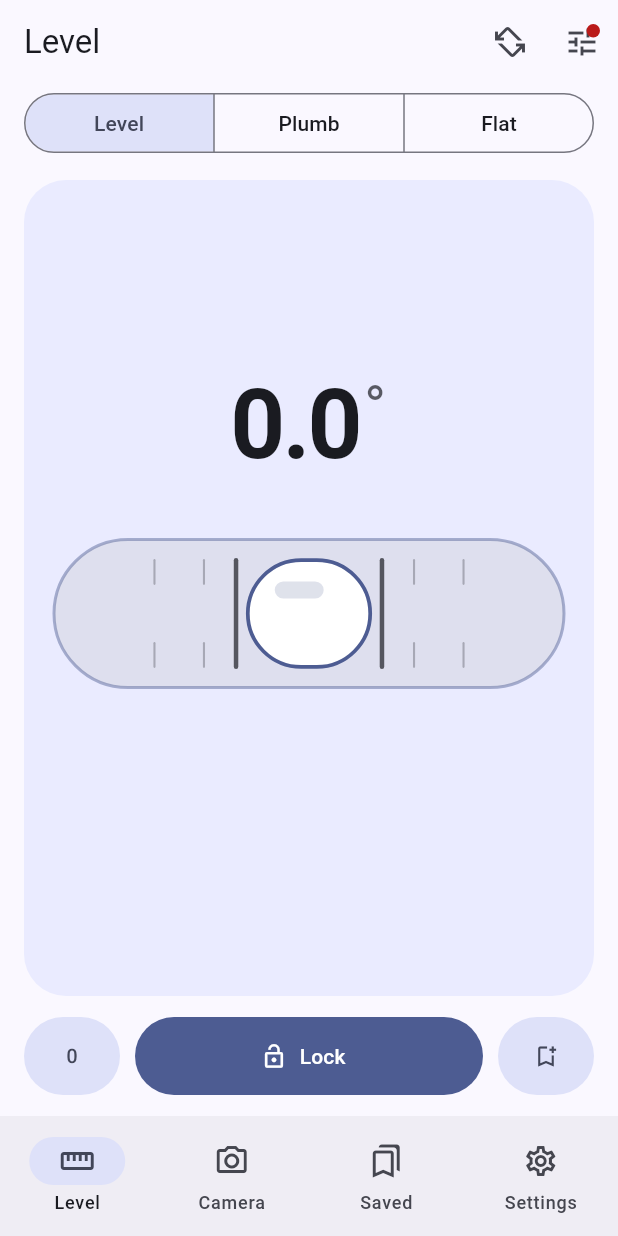
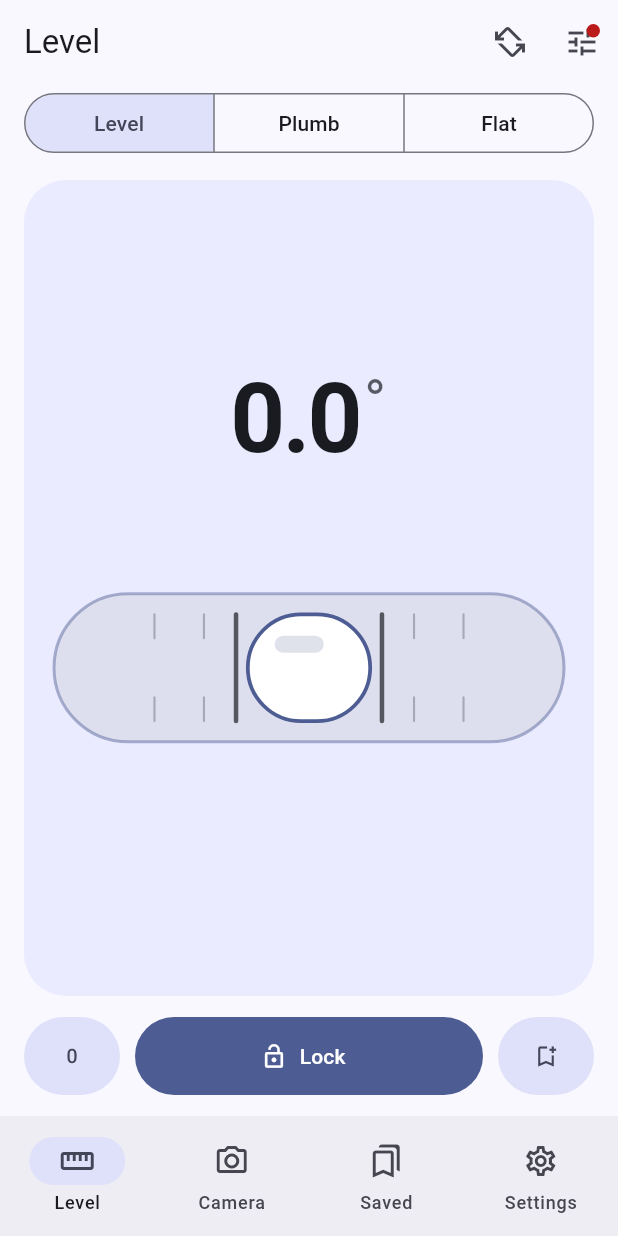
Before and after one commit to razvannicu15/Nivela, a Flutter app: the screen it shows after launch, on a phone screen of 412 x 824 dp. Run offline on Flutter 3.47's test engine with Material 3 defaults, Android fonts, the phone set to English and light mode, and no system bars; our stand-ins replace camera.

Commit message:
Level card layout adapts to small heights
Co-Authored-By: Claude Opus 5.5 <noreply@anthropic.com>
Claude-Session: https://claude.ai/code/session_01PSH8SsYx9vLsPuXhkJxfXr

```diff
--- a/lib/ui/level_page.dart
+++ b/lib/ui/level_page.dart
@@ -1,3 +1,5 @@
+import 'dart:math' as math;
+
 import 'package:flutter/material.dart';
 
 import '../core/i18n.dart';
@@ -236,12 +238,13 @@ class _HeroCard extends StatelessWidget {
     return LayoutBuilder(builder: (context, box) {
       switch (mode) {
         case Mode.level:
-          final vh = (box.maxWidth * 0.26).clamp(70.0, 120.0);
+          final vh = math.min((box.maxWidth * 0.26).clamp(70.0, 120.0), box.maxHeight * 0.3);
           return Padding(
             padding: const EdgeInsets.symmetric(horizontal: 20),
-            child: Column(mainAxisAlignment: MainAxisAlignment.center, children: [
-              value,
-              SizedBox(height: vh * 0.45),
+            child: Column(children: [
+              const Spacer(flex: 3),
+              FittedBox(fit: BoxFit.scaleDown, child: value),
+              const Spacer(flex: 2),
               SizedBox(
                 height: vh,
                 width: double.infinity,
@@ -250,7 +253,7 @@ class _HeroCard extends StatelessWidget {
                     builder: (c, v) =>
                         CustomPaint(painter: VialPainter(angle: v[0], cs: cs, accent: accent, tolerance: store.tolerance))),
               ),
-              SizedBox(height: vh * 0.45 + 30),
+              const Spacer(flex: 4),
             ]),
           );
         case Mode.plumb:
```
